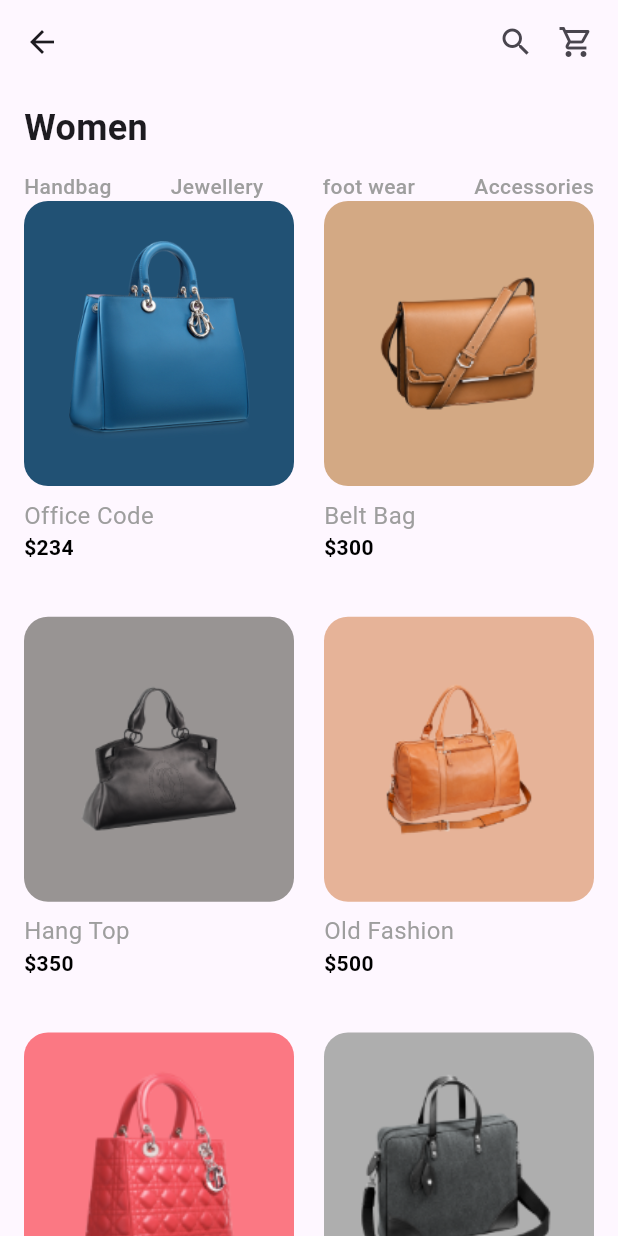
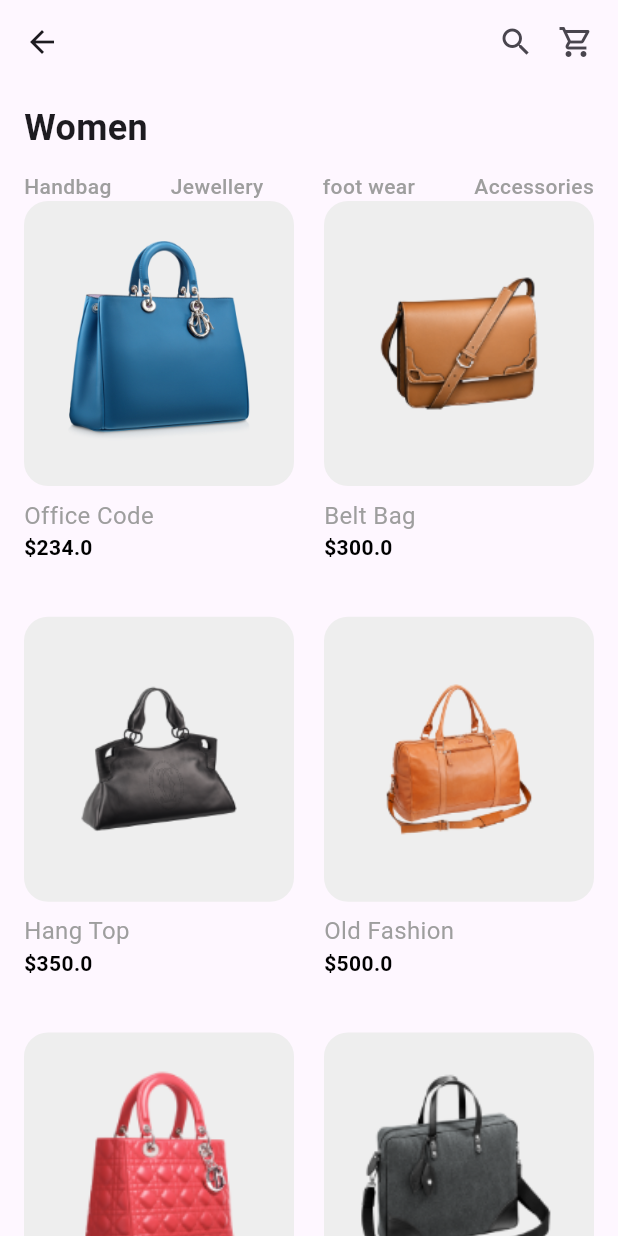
Before and after one commit to Ikramullah10120/e_commerce_app, a Flutter app: the screen it shows after launch, on a phone screen of 412 x 824 dp. Run offline on Flutter 3.47's test engine with Material 3 defaults, Android fonts, the phone set to English and light mode, and no system bars; our stand-ins replace get, palette_generator.

Commit message:
now completed with the following content:

```diff
--- /dev/null
+++ b/lib/controller/productcolourhelper.dart
@@ -0,0 +1,15 @@
+import 'package:flutter/material.dart';
+import 'package:flutter/widgets.dart';
+import 'package:palette_generator/palette_generator.dart';
+
+class ColorGenerator {
+  static Future<Color> getDominantColor(String imagePath) async {
+    final imageProvider = AssetImage(imagePath);
+    final paletteGenerator = await PaletteGenerator.fromImageProvider(
+      imageProvider,
+    );
+    print('Dominant Color: ${paletteGenerator.dominantColor?.color}');
+
+    return paletteGenerator.dominantColor?.color ?? Colors.grey.shade200;
+  }
+}
--- a/lib/models/handbagmodel.dart
+++ b/lib/models/handbagmodel.dart
@@ -2,16 +2,18 @@ import 'dart:ui';
 
 class ProductModel {
   final String image, title, description;
-  final int price, size, id;
-  final Color color;
+  final double price, size, id;
+  final String category;
+  // final Color color;
   ProductModel({
     required this.id,
     required this.title,
     required this.description,
     required this.price,
     required this.image,
-    required this.color,
+    // required this.color,
     required this.size,
+    required this.category,
   });
 
   static List<ProductModel> products = [
@@ -22,7 +24,8 @@ class ProductModel {
       size: 12,
       description: dummyText,
       image: "assets/images/bag1.jpg",
-      color: const Color.fromARGB(255, 33, 81, 116),
+      category: "Office Code",
+      // color: const Color.fromARGB(255, 33, 81, 116),
     ),
     ProductModel(
       id: 2,
@@ -31,7 +34,8 @@ class ProductModel {
       size: 8,
       description: dummyText,
       image: "assets/images/bag2.jpg",
-      color: const Color(0xFFD3A984),
+      category: "Belt Bag",
+      // color: const Color(0xFFD3A984),
     ),
     ProductModel(
       id: 3,
@@ -40,7 +44,8 @@ class ProductModel {
       size: 10,
       description: dummyText,
       image: "assets/images/bag3.jpg",
-      color: const Color(0xFF989493),
+      category: "Hang Top",
+      // color: const Color(0xFF989493),
     ),
     ProductModel(
       id: 4,
@@ -49,7 +54,8 @@ class ProductModel {
       size: 11,
       description: dummyText,
       image: "assets/images/bag4.jpg",
-      color: const Color(0xFFE6B398),
+      category: "Old Fashion",
+      // color: const Color(0xFFE6B398),
     ),
     ProductModel(
       id: 5,
@@ -58,7 +64,8 @@ class ProductModel {
       size: 12,
       description: dummyText,
       image: "assets/images/bag5.jpg",
-      color: const Color(0xFFFB7883),
+      category: "Office Code",
+      // color: const Color(0xFFFB7883),
     ),
     ProductModel(
       id: 6,
@@ -67,7 +74,8 @@ class ProductModel {
       size: 12,
       description: dummyText,
       image: "assets/images/bag6.jpg",
-      color: const Color(0xFFAEAEAE),
+      category: "Office Code",
+      // color: const Color(0xFFAEAEAE),
     ),
   ];
 
--- a/lib/screens/homscreen.dart
+++ b/lib/screens/homscreen.dart
@@ -1,3 +1,4 @@
+import 'package:e_commerce_app/controller/productcolourhelper.dart';
 import 'package:e_commerce_app/models/handbagmodel.dart';
 import 'package:e_commerce_app/screens/productdetailscreen.dart';
 import 'package:flutter/material.dart';
@@ -11,7 +12,7 @@ class Homscreen extends StatefulWidget {
 }
 
 class _HomscreenState extends State<Homscreen> {
-  String selected = ""; // to track selected category (optional)
+  String selected = "";
 
   final List<String> categories = [
     "Handbag",
@@ -23,6 +24,7 @@ class _HomscreenState extends State<Homscreen> {
   @override
   Widget build(BuildContext context) {
     List<ProductModel> products = ProductModel.products;
+
     return Scaffold(
       appBar: AppBar(
         leading: IconButton(
@@ -41,7 +43,7 @@ class _HomscreenState extends State<Homscreen> {
       body: Column(
         crossAxisAlignment: CrossAxisAlignment.start,
         children: [
-          // Women Heading
+          // Heading
           Padding(
             padding: const EdgeInsets.symmetric(horizontal: 16, vertical: 12),
             child: Text(
@@ -50,7 +52,7 @@ class _HomscreenState extends State<Homscreen> {
             ),
           ),
 
-          // 5 Text buttons in a row with spacing
+          // Category Row
           Padding(
             padding: const EdgeInsets.symmetric(horizontal: 16),
             child: Row(
@@ -77,7 +79,6 @@ class _HomscreenState extends State<Homscreen> {
             ),
           ),
 
-          // Optionally show which category is selected
           if (selected.isNotEmpty)
             Padding(
               padding: const EdgeInsets.all(16),
@@ -86,7 +87,8 @@ class _HomscreenState extends State<Homscreen> {
                 style: TextStyle(fontSize: 16),
               ),
             ),
-          // products grid
+
+          // Product Grid
           Expanded(
             child: Padding(
               padding: EdgeInsets.symmetric(horizontal: 16),
@@ -101,24 +103,36 @@ class _HomscreenState extends State<Homscreen> {
                 itemBuilder: (context, index) {
                   final product = products[index];
                   final tag = 'product-${product.id}';
+
                   return GestureDetector(
-                    onTap: () {
+                    onTap: () async {
+                      Color dominantColor =
+                          await ColorGenerator.getDominantColor(product.image);
+
                       Get.to(
-                        () =>
-                            Productdetailscreen(product: product, heroTag: tag),
+                        () => Productdetailscreen(
+                          product: product,
+                          heroTag: tag,
+                          bgColor: dominantColor,
+                        ),
                       );
                     },
-
                     child: Column(
                       crossAxisAlignment: CrossAxisAlignment.start,
                       children: [
-                        Container(
+                        FutureBuilder<Color>(
+                          future: ColorGenerator.getDominantColor(
+                            product.image,
+                          ),
+                          builder: (context, snapshot) {
+                            final bgColor =
+                                snapshot.data ?? Colors.grey.shade200;
+                            return Container(
                               height: 190,
                               decoration: BoxDecoration(
-                            color: product.color,
+                                color: bgColor,
                                 borderRadius: BorderRadius.circular(16),
                               ),
-
                               child: Center(
                                 child: Hero(
                                   tag: tag,
@@ -132,15 +146,14 @@ class _HomscreenState extends State<Homscreen> {
                                   ),
                                 ),
                               ),
+                            );
+                          },
                         ),
                         SizedBox(height: 8),
-
-                        //Title
                         Text(
                           product.title,
                           style: TextStyle(fontSize: 16, color: Colors.grey),
                         ),
-                        //price
                         Text(
                           "\$${product.price}",
                           style: TextStyle(
--- a/pubspec.yaml
+++ b/pubspec.yaml
@@ -35,7 +35,7 @@ dependencies:
   # Use with the CupertinoIcons class for iOS style icons.
   cupertino_icons: ^1.0.8
   http: ^1.3.0
-  palette_generator: ^0.3.3
+  palette_generator: ^0.3.3+7
   get: ^4.7.2
 
 dev_dependencies:
```
Also changed, not shown: lib/screens/productdetailscreen.dart (+11 -6 lines). Lines whose indentation alone changed are shown as unchanged.
